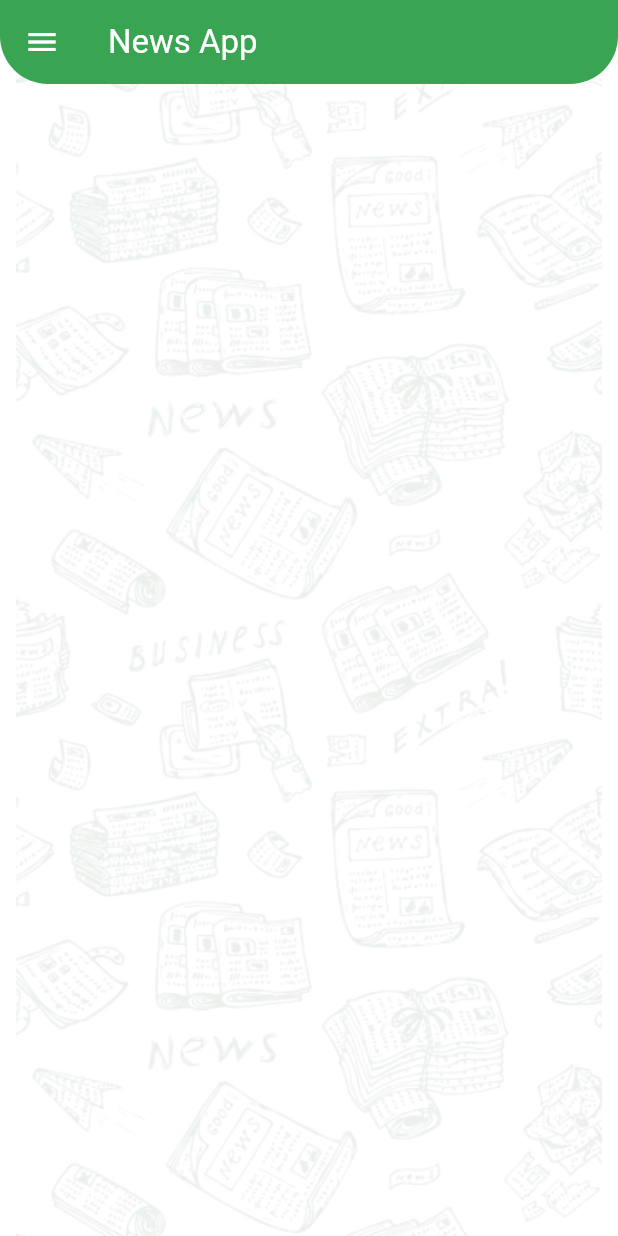
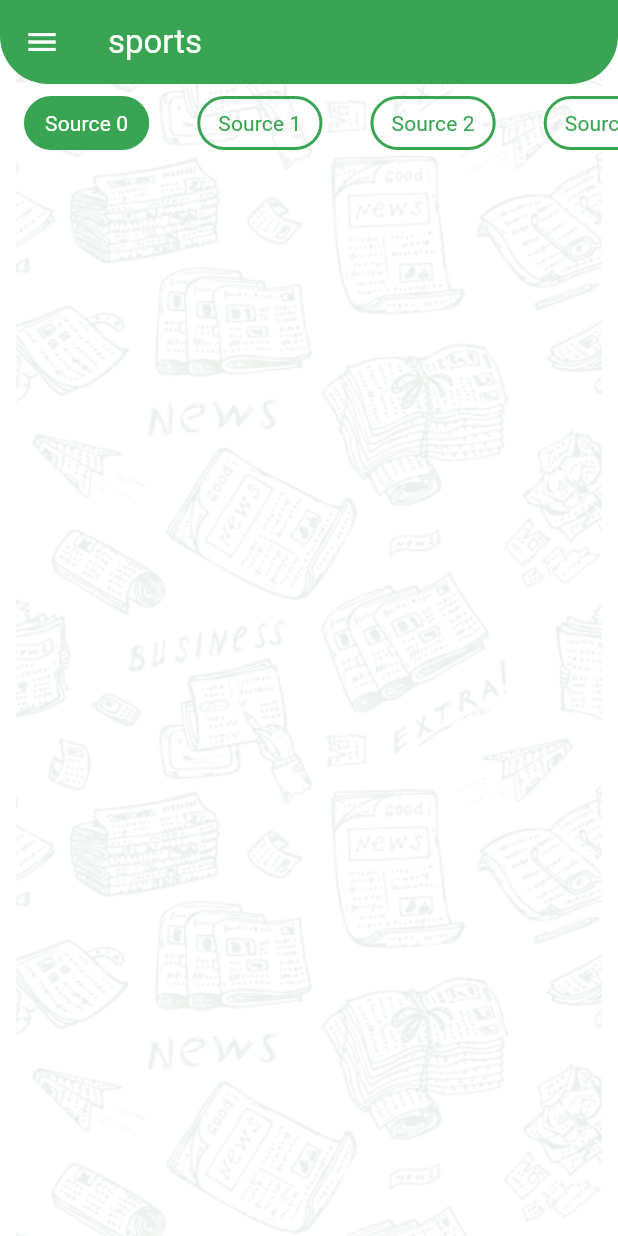
Before and after one commit to Olasaleh2000/News_app, a Flutter app: the screen it shows after launch, after a tap on "sports", on a phone screen of 412 x 824 dp. Run offline on Flutter 3.47's test engine with Material 3 defaults, Android fonts, the phone set to English and light mode, and no system bars.

Commit message:
Finish tabs UI

```diff
--- a/lib/categories/categories_details.dart
+++ b/lib/categories/categories_details.dart
@@ -1,10 +1,20 @@
 import 'package:flutter/material.dart';
+import 'package:flutter_application_1/models/source.dart';
+import 'package:flutter_application_1/tabs/sources_tabs.dart';
 
-class CategoriesDetails extends StatelessWidget {
-  const CategoriesDetails(String id, {super.key});
+class CategoriesDetails extends StatefulWidget {
+  CategoriesDetails(this.categoryId);
+  String categoryId;
 
   @override
+  State<CategoriesDetails> createState() => _CategoriesDetailsState();
+}
+
+class _CategoriesDetailsState extends State<CategoriesDetails> {
+  List<Source> sources =
+      List.generate(10, (index) => Source(id: "$index", name: 'Source $index'));
+  @override
   Widget build(BuildContext context) {
-    return Scaffold();
+    return SourcesTabs(sources);
   }
 }
--- a/lib/home_screen.dart
+++ b/lib/home_screen.dart
@@ -28,7 +28,11 @@ class _HomeScreenState extends State<HomeScreen> {
       ),
       child: Scaffold(
         appBar: AppBar(
-          title: Text('News App'),
+          title: Text(selectedCategory != null
+              ? selectedCategory!.name
+              : selectedDrawerItem == DrawerItem.categories
+                  ? 'News App'
+                  : 'Settings'),
         ),
         drawer: HomeDrawer(
           onItemSelected: onDrawerItemSelected,
--- a/lib/main.dart
+++ b/lib/main.dart
@@ -16,7 +16,7 @@ class MyApp extends StatelessWidget {
         HomeScreen.routeName: (context) => HomeScreen(),
       },
       theme: AppTheme.lightTheme,
-      darkTheme: AppTheme.darkTheme,
+      // darkTheme: AppTheme.darkTheme,
       // themeMode: settingsProvider.themeMode,
     );
   }
--- /dev/null
+++ b/lib/models/source.dart
@@ -0,0 +1,6 @@
+class Source {
+  String id;
+  String name;
+
+  Source({required this.id, required this.name});
+}
--- /dev/null
+++ b/lib/tabs/sources_tabs.dart
@@ -0,0 +1,45 @@
+import 'package:flutter/material.dart';
+import 'package:flutter_application_1/tabs/tab_item.dart';
+
+class SourcesTabs extends StatefulWidget {
+  final List sources;
+
+  SourcesTabs(this.sources);
+
+  @override
+  State<SourcesTabs> createState() => _SourcesTabsState();
+}
+
+class _SourcesTabsState extends State<SourcesTabs> {
+  int selectedTabIndex = 0;
+
+  @override
+  Widget build(BuildContext context) {
+    return Column(
+      children: [
+        DefaultTabController(
+          length: widget.sources.length,
+          child: TabBar(
+            onTap: (index) {
+              selectedTabIndex = index;
+              setState(() {});
+            },
+            isScrollable: true,
+            dividerColor: Colors.transparent,
+            indicatorColor: Colors.transparent,
+            tabAlignment: TabAlignment.start,
+            tabs: widget.sources
+                .map(
+                  (source) => TabItem(
+                    sourceName: source.name,
+                    isSelected:
+                        widget.sources.indexOf(source) == selectedTabIndex,
+                  ),
+                )
+                .toList(),
+          ),
+        ),
+      ],
+    );
+  }
+}
--- /dev/null
+++ b/lib/tabs/tab_item.dart
@@ -0,0 +1,36 @@
+import 'package:flutter/material.dart';
+import 'package:flutter_application_1/widget/app_theme.dart';
+
+class TabItem extends StatelessWidget {
+  TabItem({
+    required this.sourceName,
+    required this.isSelected,
+  });
+
+  final String sourceName;
+  final bool isSelected;
+
+  @override
+  Widget build(BuildContext context) {
+    return Container(
+      margin: EdgeInsets.symmetric(
+        vertical: 8,
+      ),
+      padding: EdgeInsets.symmetric(vertical: 6, horizontal: 12),
+      decoration: BoxDecoration(
+        color: isSelected ? AppTheme.primary : Colors.transparent,
+        border: Border.all(
+          width: 2,
+          color: AppTheme.primary,
+        ),
+        borderRadius: BorderRadius.circular(25),
+      ),
+      child: Text(
+        sourceName,
+        style: Theme.of(context).textTheme.titleSmall?.copyWith(
+              color: isSelected ? AppTheme.white : AppTheme.primary,
+            ),
+      ),
+    );
+  }
+}
--- a/lib/widget/app_theme.dart
+++ b/lib/widget/app_theme.dart
@@ -26,16 +26,10 @@ class AppTheme {
         titleTextStyle:
             TextStyle(fontSize: 22, fontWeight: FontWeight.w400, color: white)),
     textTheme: TextTheme(
-        titleLarge:
-            TextStyle(fontSize: 22, fontWeight: FontWeight.bold, color: white)),
-  );
-
-  static ThemeData darkTheme = ThemeData(
-    brightness: Brightness.dark,
-    primaryColor: primary,
-    appBarTheme: AppBarTheme(
-      backgroundColor: black,
-      foregroundColor: white,
+      titleLarge:
+          TextStyle(fontSize: 22, fontWeight: FontWeight.bold, color: white),
+      titleSmall:
+          TextStyle(fontSize: 14, fontWeight: FontWeight.w400, color: white),
     ),
   );
 }
```
